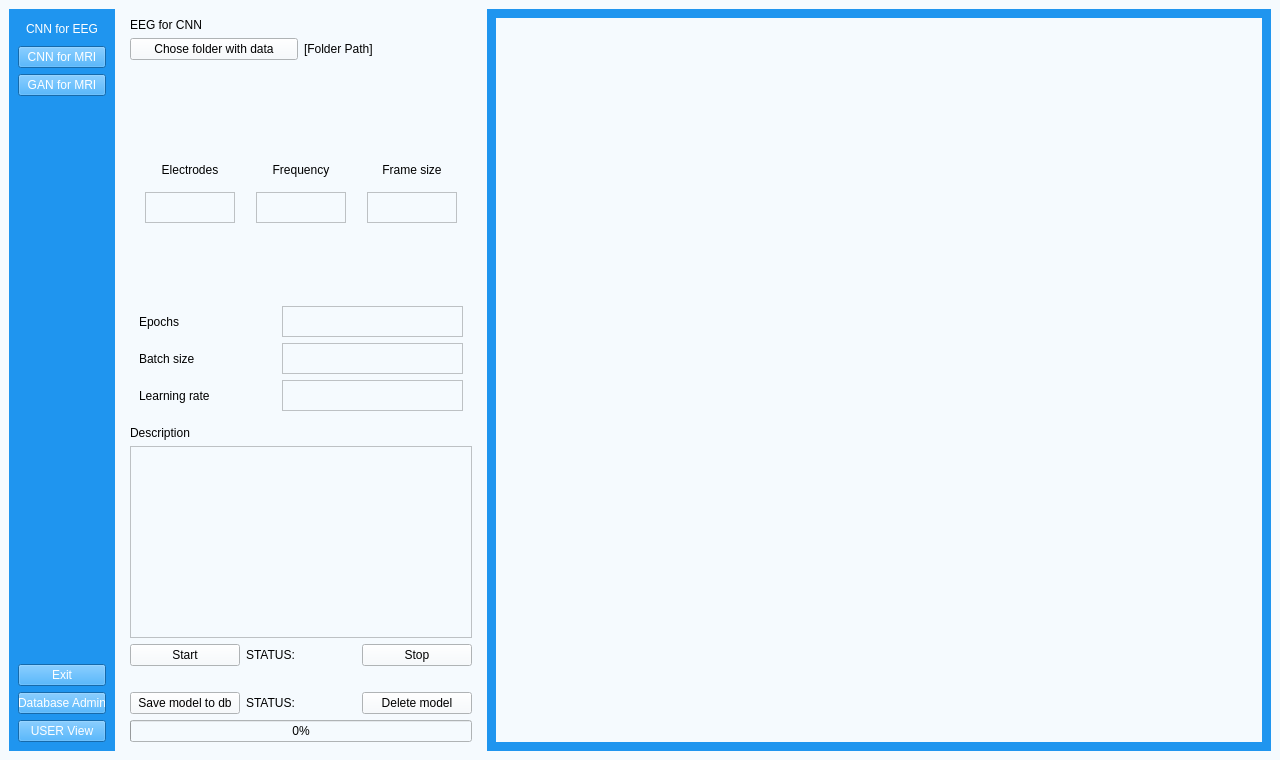
Above: UI/aUI_projekt_EEG.ui from matimusial/ADHDPredictorApp before the change. Below: the same form after it.
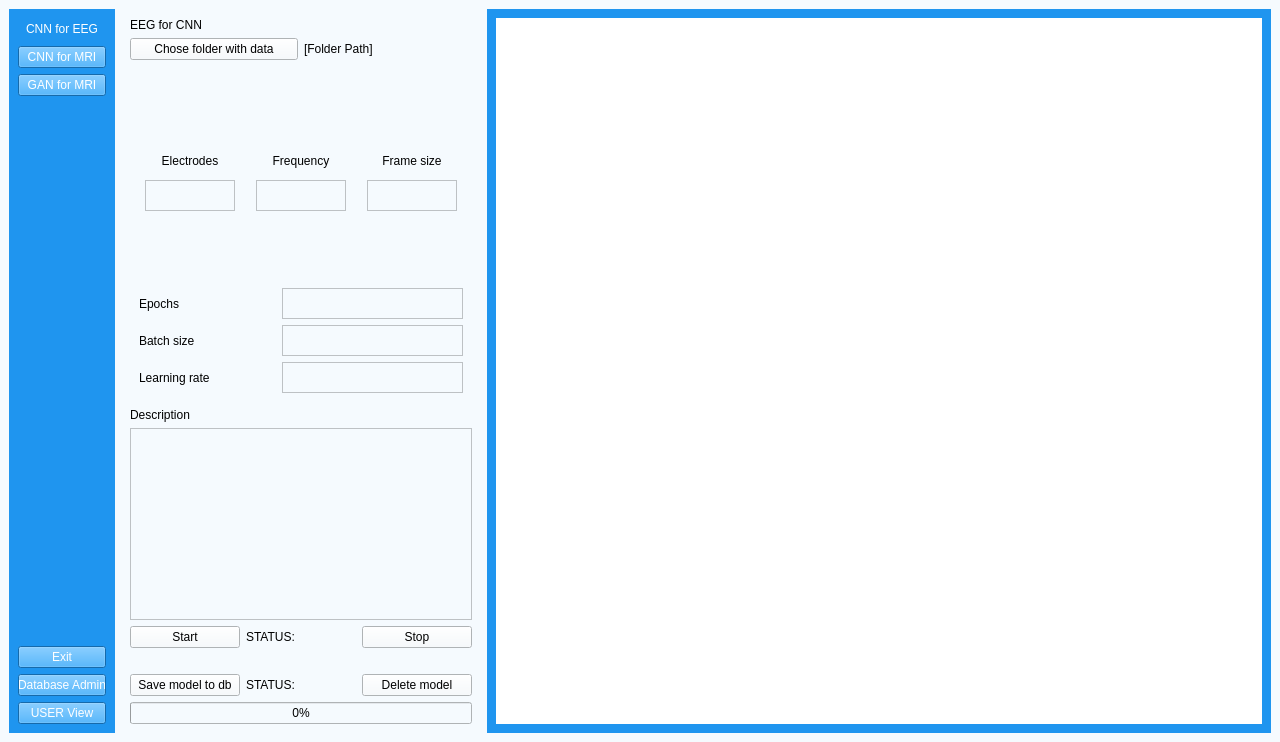
That is the form after the change. Icons and pictures are not drawn.

```diff
--- a/UI/aUI_projekt_EEG.ui
+++ b/UI/aUI_projekt_EEG.ui
@@ -7,7 +7,7 @@
     <x>0</x>
     <y>0</y>
     <width>1280</width>
-    <height>760</height>
+    <height>742</height>
    </rect>
   </property>
   <property name="sizePolicy">
@@ -535,7 +535,7 @@
               </size>
              </property>
              <property name="styleSheet">
-              <string notr="true">background-color: rgb(245, 250, 254);</string>
+              <string notr="true">background-color: rgb(255, 255, 255);</string>
              </property>
              <property name="text">
               <string/>
```
